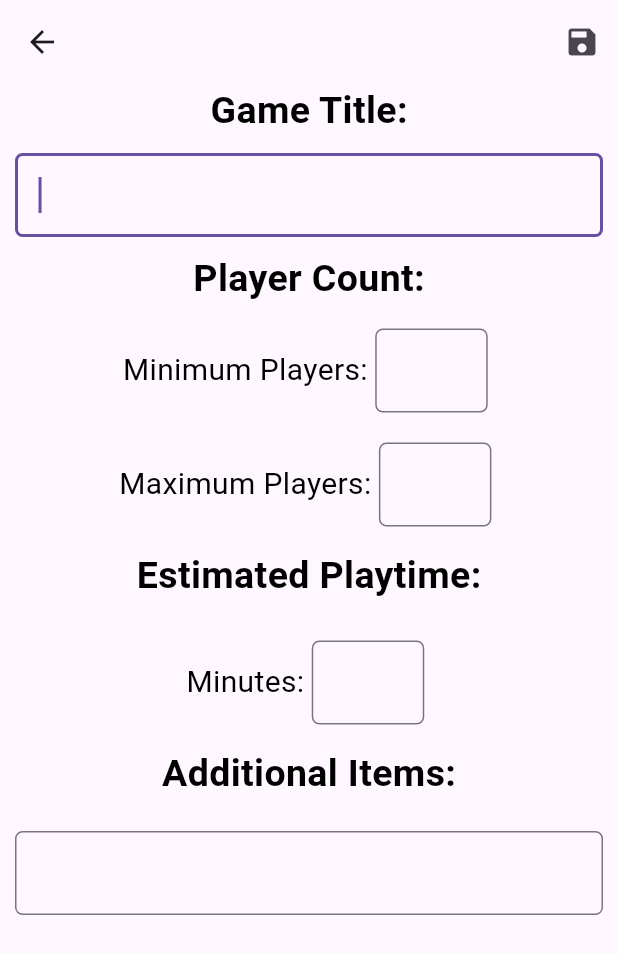
After one commit to JLaser1987/Board-Game-Randomizer, a Flutter app: the screen it shows after launch, after a tap on the "add" icon, on a phone screen of 412 x 824 dp. The commit adds this screen. Shown: the top 954 px of the screen. Run offline on Flutter 3.47's test engine with Material 3 defaults, Android fonts, the phone set to English and light mode, and no system bars; our stand-ins replace font_awesome_flutter; missing offline and left inert: gsheets.

Commit message:
Create page to add and edit games

```diff
--- /dev/null
+++ b/lib/add_edit_board_game.dart
@@ -0,0 +1,256 @@
+import 'package:board_game_randomizer/board_game_list_model.dart';
+import 'package:flutter/material.dart';
+import 'package:flutter/services.dart';
+
+import 'board_game_list_view_model.dart';
+
+class AddEditBoardGame extends StatelessWidget {
+  AddEditBoardGame(BoardGame? boardGame, {super.key}) {
+    _titleTextFieldController.text = "";
+    _minPlayerCountTextFieldController.text = "";
+    _maxPlayerCountTextFieldController.text = "";
+    _estimatedPlayTimeTextFieldController.text = "";
+    _extrasTextFieldController.text = "";
+
+    this.boardGame = boardGame;
+
+    if (boardGame != null) {
+      _titleTextFieldController.text = boardGame.title;
+      _minPlayerCountTextFieldController.text = "${boardGame.minPlayerCount}";
+      _maxPlayerCountTextFieldController.text = "${boardGame.maxPlayerCount}";
+      _estimatedPlayTimeTextFieldController.text =
+          "${boardGame.estimatedPlayTimeMinutes}";
+      _extrasTextFieldController.text = boardGame.extras;
+    }
+  }
+
+  final BoardGameListViewModel viewModel = BoardGameListViewModel(
+    BoardGameListModel(),
+  );
+
+  late final BoardGame? boardGame;
+
+  static final TextEditingController _titleTextFieldController =
+      TextEditingController();
+
+  static final TextEditingController _minPlayerCountTextFieldController =
+      TextEditingController();
+
+  static final TextEditingController _maxPlayerCountTextFieldController =
+      TextEditingController();
+
+  static final TextEditingController _estimatedPlayTimeTextFieldController =
+      TextEditingController();
+
+  static final TextEditingController _extrasTextFieldController =
+      TextEditingController();
+
+  @override
+  Widget build(BuildContext context) {
+    return Scaffold(
+      appBar: AppBar(
+        title: Text(''),
+        actions: [
+          Builder(
+            builder: (context) {
+              return IconButton(
+                onPressed: () {
+                  BoardGame saveGame = BoardGame(
+                    title: _titleTextFieldController.text,
+                    minPlayerCount: int.parse(
+                      _minPlayerCountTextFieldController.text,
+                    ),
+                    maxPlayerCount: int.parse(
+                      _maxPlayerCountTextFieldController.text,
+                    ),
+                    estimatedPlayTimeMinutes: int.parse(
+                      _estimatedPlayTimeTextFieldController.text,
+                    ),
+                    extras: _extrasTextFieldController.text,
+                    owned: true,
+                  );
+                  final boardGame = this.boardGame;
+                  if (boardGame != null) {
+                    saveGame.row = boardGame.row;
+                  }
+
+                  viewModel.saveBoardGame(saveGame).then((result) {
+                    if (result) {
+                      Navigator.pop(context, saveGame);
+                    }
+                  });
+                },
+                icon: Icon(Icons.save),
+              );
+            },
+          ),
+        ],
+      ),
+      body: SingleChildScrollView(
+        child: Center(
+          child: Column(
+            children: [
+              Text(
+                "Game Title:",
+                style: TextStyle(
+                  color: Colors.black,
+                  fontSize: 25,
+                  fontWeight: .bold,
+                ),
+              ),
+              Padding(
+                padding: EdgeInsetsGeometry.fromLTRB(10, 10, 10, 0),
+                child: TextField(
+                  controller: _titleTextFieldController,
+                  autofocus: true,
+                  decoration: const InputDecoration(
+                    border: OutlineInputBorder(
+                      borderRadius: BorderRadius.all(Radius.circular(5)),
+                    ),
+                  ),
+                ),
+              ),
+              Padding(padding: EdgeInsetsGeometry.fromLTRB(0, 10, 0, 0)),
+              Text(
+                "Player Count:",
+                style: TextStyle(
+                  color: Colors.black,
+                  fontSize: 25,
+                  fontWeight: .bold,
+                ),
+              ),
+              Padding(padding: EdgeInsetsGeometry.fromLTRB(0, 10, 0, 0)),
+              Row(
+                mainAxisSize: MainAxisSize.min,
+                children: [
+                  Text(
+                    'Minimum Players:',
+                    style: TextStyle(color: Colors.black, fontSize: 20),
+                  ),
+                  Padding(
+                    padding: EdgeInsets.all(5),
+                    child: SizedBox(
+                      width: 75,
+                      child: TextField(
+                        keyboardType:
+                            TextInputType.number, // Opens the numeric keyboard
+                        inputFormatters: <TextInputFormatter>[
+                          FilteringTextInputFormatter
+                              .digitsOnly, // Limits input to only digits (0-9)
+                        ],
+                        controller: _minPlayerCountTextFieldController,
+                        autofocus: true,
+                        decoration: const InputDecoration(
+                          border: OutlineInputBorder(
+                            borderRadius: BorderRadius.all(Radius.circular(5)),
+                          ),
+                        ),
+                      ),
+                    ),
+                  ),
+                ],
+              ),
+              Padding(padding: EdgeInsetsGeometry.fromLTRB(0, 10, 0, 0)),
+              Row(
+                mainAxisSize: MainAxisSize.min,
+                children: [
+                  Text(
+                    'Maximum Players:',
+                    style: TextStyle(color: Colors.black, fontSize: 20),
+                  ),
+                  Padding(
+                    padding: EdgeInsets.all(5),
+                    child: SizedBox(
+                      width: 75,
+                      child: TextField(
+                        keyboardType:
+                            TextInputType.number, // Opens the numeric keyboard
+                        inputFormatters: <TextInputFormatter>[
+                          FilteringTextInputFormatter
+                              .digitsOnly, // Limits input to only digits (0-9)
+                        ],
+                        controller: _maxPlayerCountTextFieldController,
+                        autofocus: true,
+                        decoration: const InputDecoration(
+                          border: OutlineInputBorder(
+                            borderRadius: BorderRadius.all(Radius.circular(5)),
+                          ),
+                        ),
+                      ),
+                    ),
+                  ),
+                ],
+              ),
+              Padding(padding: EdgeInsetsGeometry.fromLTRB(0, 10, 0, 0)),
+              Text(
+                "Estimated Playtime:",
+                style: TextStyle(
+                  color: Colors.black,
+                  fontSize: 25,
+                  fontWeight: .bold,
+                ),
+              ),
+              Padding(padding: EdgeInsetsGeometry.fromLTRB(0, 10, 0, 0)),
+              Padding(padding: EdgeInsetsGeometry.fromLTRB(0, 10, 0, 0)),
+              Row(
+                mainAxisSize: MainAxisSize.min,
+                children: [
+                  Text(
+                    'Minutes:',
+                    style: TextStyle(color: Colors.black, fontSize: 20),
+                  ),
+                  Padding(
+                    padding: EdgeInsets.all(5),
+                    child: SizedBox(
+                      width: 75,
+                      child: TextField(
+                        keyboardType:
+                            TextInputType.number, // Opens the numeric keyboard
+                        inputFormatters: <TextInputFormatter>[
+                          FilteringTextInputFormatter
+                              .digitsOnly, // Limits input to only digits (0-9)
+                        ],
+                        controller: _estimatedPlayTimeTextFieldController,
+                        autofocus: true,
+                        decoration: const InputDecoration(
+                          border: OutlineInputBorder(
+                            borderRadius: BorderRadius.all(Radius.circular(5)),
+                          ),
+                        ),
+                      ),
+                    ),
+                  ),
+                ],
+              ),
+              Padding(padding: EdgeInsetsGeometry.fromLTRB(0, 10, 0, 0)),
+              Text(
+                "Additional Items:",
+                style: TextStyle(
+                  color: Colors.black,
+                  fontSize: 25,
+                  fontWeight: .bold,
+                ),
+              ),
+              Padding(padding: EdgeInsetsGeometry.fromLTRB(0, 10, 0, 0)),
+              Padding(
+                padding: EdgeInsets.all(10),
+                child: TextField(
+                  maxLines: null,
+                  keyboardType: TextInputType.multiline,
+                  textInputAction: TextInputAction.newline,
+                  controller: _extrasTextFieldController,
+                  autofocus: true,
+                  decoration: const InputDecoration(
+                    border: OutlineInputBorder(
+                      borderRadius: BorderRadius.all(Radius.circular(5)),
+                    ),
+                  ),
+                ),
+              ),
+            ],
+          ),
+        ),
+      ),
+    );
+  }
+}
--- a/lib/board_game_list_view_model.dart
+++ b/lib/board_game_list_view_model.dart
@@ -5,7 +5,7 @@ import 'package:flutter/material.dart';
 
 class BoardGame {
   BoardGame({
-    required this.row,
+    this.row = -1,
     required this.title,
     required this.minPlayerCount,
     required this.maxPlayerCount,
@@ -14,7 +14,7 @@ class BoardGame {
     required this.owned,
   });
 
-  final int row;
+  int row;
   final String title;
   final int minPlayerCount;
   final int maxPlayerCount;
@@ -27,16 +27,34 @@ class BoardGameListViewModel extends ChangeNotifier {
   final BoardGameListModel model;
   List<BoardGame> filteredBoardGames = [];
 
+  int? _currentPlayerCountFilter;
+  int? _currentPlayTimeFilter;
+
   BoardGameListViewModel(this.model) {
     fetchBoardGames();
   }
 
   Future<void> fetchBoardGames() async {
-    if (model.boardGames.isEmpty) {
-      await model.fetchBoardGameList();
+    await model.fetchBoardGameList();
+    filteredBoardGames = model.boardGames;
+    filterBoardGames(_currentPlayerCountFilter, _currentPlayTimeFilter);
+    notifyListeners();
+  }
+
+  Future<bool> saveBoardGame(BoardGame game) async {
+    bool result;
+    if (game.row >= 2) {
+      result = await model.updateBoardGame(game.row, game);
+    } else {
+      result = await model.addBoardGame(game);
     }
-    filteredBoardGames = model.boardGames;
-    notifyListeners();
+
+    await fetchBoardGames();
+
+    // Update the list with the changes and reapply any filters that existed
+    filterBoardGames(_currentPlayerCountFilter, _currentPlayTimeFilter);
+
+    return result;
   }
 
   Future<void> filterBoardGames(int? playerCount, int? playTime) async {
@@ -46,6 +64,10 @@ class BoardGameListViewModel extends ChangeNotifier {
     }
     // Start with empty filter
     filteredBoardGames = model.boardGames;
+
+    // Save filter options so it can be reapplied when needed
+    _currentPlayerCountFilter = playerCount;
+    _currentPlayTimeFilter = playTime;
 
     // Apply player count filter if set
     if (playerCount != null) {
--- a/lib/main.dart
+++ b/lib/main.dart
@@ -1,13 +1,16 @@
+import 'package:board_game_randomizer/add_edit_board_game.dart';
 import 'package:board_game_randomizer/board_game_list_view.dart';
 import 'package:board_game_randomizer/filter_dialog.dart';
 import 'package:flutter/material.dart';
 import 'package:font_awesome_flutter/font_awesome_flutter.dart';
 
 void main() {
-  runApp(const MainApp());
+  runApp(MaterialApp(navigatorObservers: [routeObserver], home: MainApp()));
 }
 
-final GlobalKey<BoardGameListViewState> _childKey = GlobalKey();
+final GlobalKey<BoardGameListViewState> viewModelKey = GlobalKey();
+final RouteObserver<ModalRoute<void>> routeObserver =
+    RouteObserver<ModalRoute<void>>();
 
 final TextEditingController _playerCountFilterTextFieldController =
     TextEditingController();
@@ -29,7 +32,7 @@ class MainApp extends StatelessWidget {
       },
     );
 
-    _childKey.currentState?.viewModel.filterBoardGames(
+    viewModelKey.currentState?.viewModel.filterBoardGames(
       filterResults.$1,
       filterResults.$2,
     );
@@ -47,7 +50,7 @@ class MainApp extends StatelessWidget {
       },
     );
 
-    var boardGame = await _childKey.currentState?.viewModel
+    var boardGame = await viewModelKey.currentState?.viewModel
         .getRandomGameWithFilter(filterResults.$1, filterResults.$2);
 
     var actions = [
@@ -95,6 +98,19 @@ class MainApp extends StatelessWidget {
     );
   }
 
+  Future<void> _getAddScreenNavigate(BuildContext context) async {
+    // The result will capture whatever you passed to Navigator.pop
+    final result = await Navigator.push(
+      context,
+      MaterialPageRoute(builder: (context) => AddEditBoardGame(null)),
+    );
+
+    // Always verify the result isn't null (e.g., if the user swiped/hit the native back button)
+    if (result != null) {
+      viewModelKey.currentState?.viewModel.fetchBoardGames();
+    }
+  }
+
   @override
   Widget build(BuildContext context) {
     return MaterialApp(
@@ -103,6 +119,14 @@ class MainApp extends StatelessWidget {
         appBar: AppBar(
           title: const Center(child: Text('Board Games')),
           actions: [
+            Builder(
+              builder: (context) {
+                return IconButton(
+                  onPressed: () => {_getAddScreenNavigate(context)},
+                  icon: Icon(Icons.add),
+                );
+              },
+            ),
             Builder(
               builder: (context) {
                 return IconButton(
@@ -125,7 +149,7 @@ class MainApp extends StatelessWidget {
             ),
           ],
         ),
-        body: Center(child: BoardGameListView(key: _childKey)),
+        body: Center(child: BoardGameListView(key: viewModelKey)),
       ),
     );
   }
```
Also changed, not shown: lib/board_game_details_view.dart (+43 -8 lines), lib/board_game_list_model.dart (+8 -2 lines), lib/board_game_list_view.dart (+24 -1 lines).
